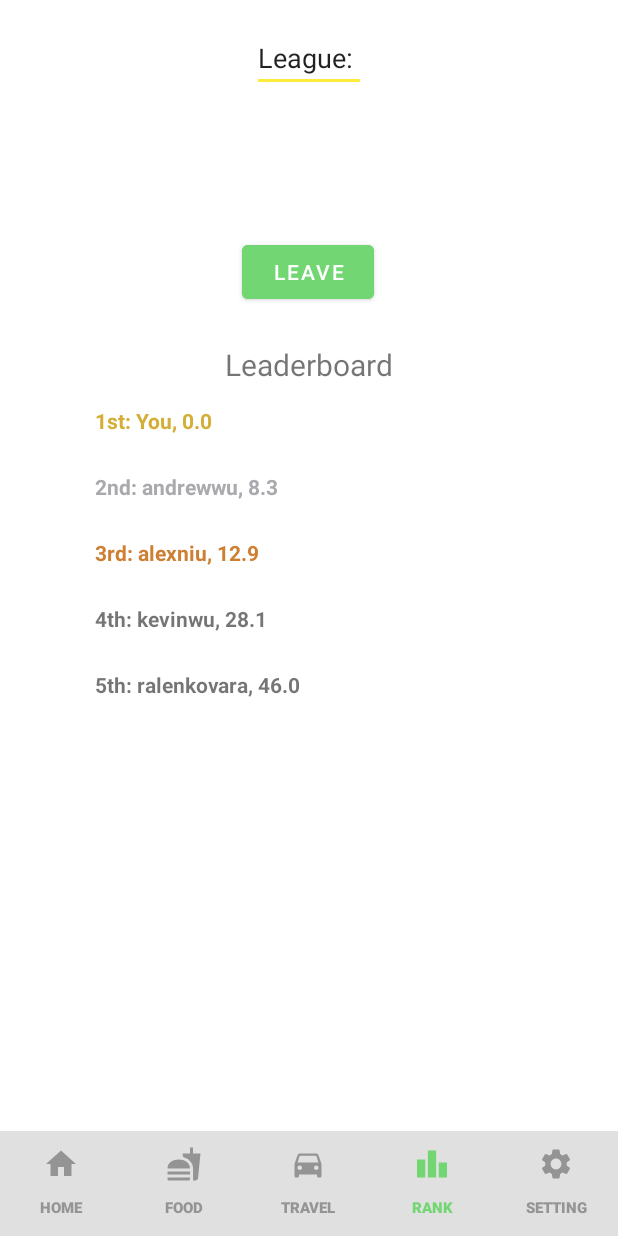
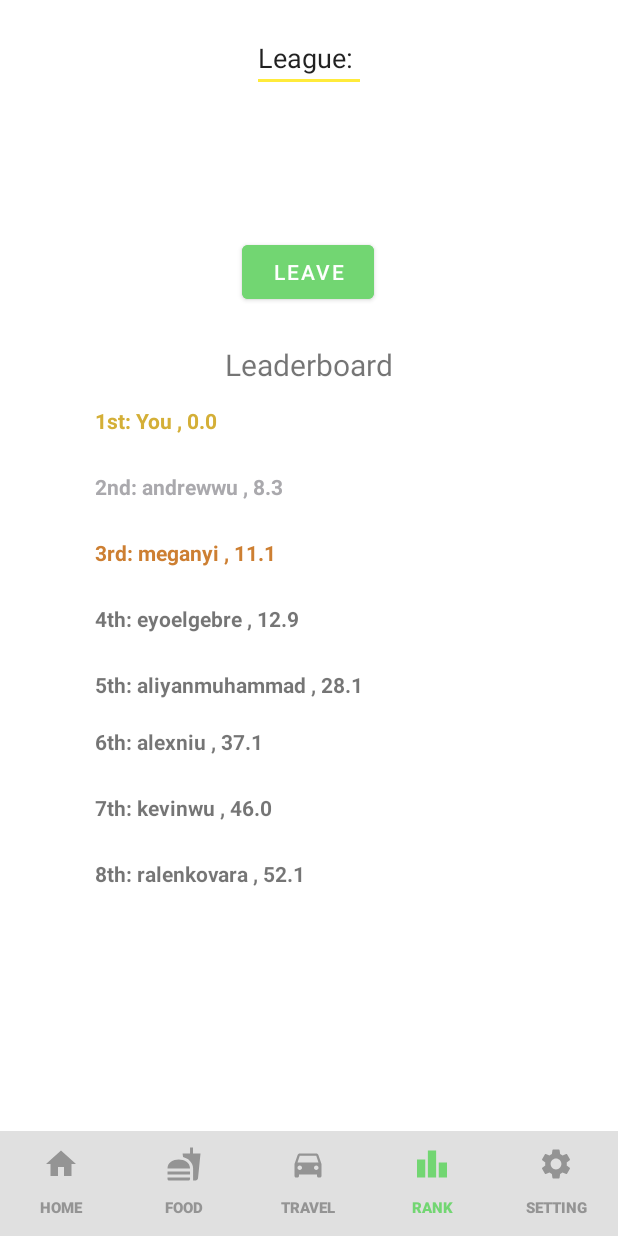
Before and after one commit to AlexNiu1/Carbon_E-Race, an Android app: the Leaderboard screen opened directly, with no data from a screen before it, after a tap on "START", on a phone screen of 412 x 824 dp. Run offline under Robolectric (Android 15) with nearby library versions, the phone set to English and light mode, and no system bars; Roboto replaces fonts that are not available here.

Commit message:
homescreen complete

```diff
--- a/app/src/main/java/com/example/carbone_raceapplication/Leaderboard.java
+++ b/app/src/main/java/com/example/carbone_raceapplication/Leaderboard.java
@@ -39,10 +39,16 @@ public class Leaderboard extends AppCompatActivity {
             ArrayList<Double> al = new ArrayList<>();
             ArrayList<String> arr = new ArrayList<>();
             al.add(8.3);
+            al.add(11.1);
             al.add(12.9);
             al.add(28.1);
+            al.add(37.1);
             al.add(46.0);
+            al.add(52.1);
             arr.add("andrewwu");
+            arr.add("meganyi");
+            arr.add("eyoelgebre");
+            arr.add("aliyanmuhammad");
             arr.add("alexniu");
             arr.add("kevinwu");
             arr.add("ralenkovara");
@@ -66,11 +72,17 @@ public class Leaderboard extends AppCompatActivity {
             TextView three = findViewById(R.id.thirdplace);
             TextView four = findViewById(R.id.fourthplace);
             TextView five = findViewById(R.id.fifthplace);
+            TextView six = findViewById(R.id.sixthplace);
+            TextView seven = findViewById(R.id.seventhplace);
+            TextView eight = findViewById(R.id.eighthplace);
             one.setText("1st: " + arr.get(0) + " , " + al.get(0));
             two.setText("2nd: " + arr.get(1) + " , " + al.get(1));
             three.setText("3rd: " + arr.get(2) + " , " + al.get(2));
             four.setText("4th: " + arr.get(3) + " , " + al.get(3));
             five.setText("5th: " + arr.get(4) + " , " + al.get(4));
+            six.setText("6th: " + arr.get(5) + " , " + al.get(5));
+            seven.setText("7th: " + arr.get(6) + " , " + al.get(6));
+            eight.setText("8th: " + arr.get(7) + " , " + al.get(7));
         }
         Button createleague = findViewById(R.id.createleague);
         createleague.setOnClickListener(new View.OnClickListener(){
@@ -99,10 +111,16 @@ public class Leaderboard extends AppCompatActivity {
                     ArrayList<Double> al = new ArrayList<>();
                     ArrayList<String> arr = new ArrayList<>();
                     al.add(8.3);
+                    al.add(11.1);
                     al.add(12.9);
                     al.add(28.1);
+                    al.add(37.1);
                     al.add(46.0);
+                    al.add(52.1);
                     arr.add("andrewwu");
+                    arr.add("meganyi");
+                    arr.add("eyoelgebre");
+                    arr.add("aliyanmuhammad");
                     arr.add("alexniu");
                     arr.add("kevinwu");
                     arr.add("ralenkovara");
@@ -126,11 +144,17 @@ public class Leaderboard extends AppCompatActivity {
                     TextView three = findViewById(R.id.thirdplace);
                     TextView four = findViewById(R.id.fourthplace);
                     TextView five = findViewById(R.id.fifthplace);
-                    one.setText("1st: " + arr.get(0) + ", " + al.get(0));
-                    two.setText("2nd: " + arr.get(1) + ", " + al.get(1));
-                    three.setText("3rd: " + arr.get(2) + ", " + al.get(2));
-                    four.setText("4th: " + arr.get(3) + ", " + al.get(3));
-                    five.setText("5th: " + arr.get(4) + ", " + al.get(4));
+                    TextView six = findViewById(R.id.sixthplace);
+                    TextView seven = findViewById(R.id.seventhplace);
+                    TextView eight = findViewById(R.id.eighthplace);
+                    one.setText("1st: " + arr.get(0) + " , " + al.get(0));
+                    two.setText("2nd: " + arr.get(1) + " , " + al.get(1));
+                    three.setText("3rd: " + arr.get(2) + " , " + al.get(2));
+                    four.setText("4th: " + arr.get(3) + " , " + al.get(3));
+                    five.setText("5th: " + arr.get(4) + " , " + al.get(4));
+                    six.setText("6th: " + arr.get(5) + " , " + al.get(5));
+                    seven.setText("7th: " + arr.get(6) + " , " + al.get(6));
+                    eight.setText("8th: " + arr.get(7) + " , " + al.get(7));
                 }
             }
         });
@@ -159,10 +183,16 @@ public class Leaderboard extends AppCompatActivity {
                     ArrayList<Double> al = new ArrayList<>();
                     ArrayList<String> arr = new ArrayList<>();
                     al.add(8.3);
+                    al.add(11.1);
                     al.add(12.9);
                     al.add(28.1);
+                    al.add(37.1);
                     al.add(46.0);
+                    al.add(52.1);
                     arr.add("andrewwu");
+                    arr.add("meganyi");
+                    arr.add("eyoelgebre");
+                    arr.add("aliyanmuhammad");
                     arr.add("alexniu");
                     arr.add("kevinwu");
                     arr.add("ralenkovara");
@@ -186,11 +216,17 @@ public class Leaderboard extends AppCompatActivity {
                     TextView three = findViewById(R.id.thirdplace);
                     TextView four = findViewById(R.id.fourthplace);
                     TextView five = findViewById(R.id.fifthplace);
-                    one.setText("1st: " + arr.get(0) + ", " + al.get(0));
-                    two.setText("2nd: " + arr.get(1) + ", " + al.get(1));
-                    three.setText("3rd: " + arr.get(2) + ", " + al.get(2));
-                    four.setText("4th: " + arr.get(3) + ", " + al.get(3));
-                    five.setText("5th: " + arr.get(4) + ", " + al.get(4));
+                    TextView six = findViewById(R.id.sixthplace);
+                    TextView seven = findViewById(R.id.seventhplace);
+                    TextView eight = findViewById(R.id.eighthplace);
+                    one.setText("1st: " + arr.get(0) + " , " + al.get(0));
+                    two.setText("2nd: " + arr.get(1) + " , " + al.get(1));
+                    three.setText("3rd: " + arr.get(2) + " , " + al.get(2));
+                    four.setText("4th: " + arr.get(3) + " , " + al.get(3));
+                    five.setText("5th: " + arr.get(4) + " , " + al.get(4));
+                    six.setText("6th: " + arr.get(5) + " , " + al.get(5));
+                    seven.setText("7th: " + arr.get(6) + " , " + al.get(6));
+                    eight.setText("8th: " + arr.get(7) + " , " + al.get(7));
                 }
             }
         });
@@ -215,11 +251,17 @@ public class Leaderboard extends AppCompatActivity {
                 TextView three = findViewById(R.id.thirdplace);
                 TextView four = findViewById(R.id.fourthplace);
                 TextView five = findViewById(R.id.fifthplace);
+                TextView six = findViewById(R.id.sixthplace);
+                TextView seven = findViewById(R.id.seventhplace);
+                TextView eight = findViewById(R.id.eighthplace);
                 one.setText("");
                 two.setText("");
                 three.setText("");
                 four.setText("");
                 five.setText("");
+                six.setText("");
+                seven.setText("");
+                eight.setText("");
             }
         });
         Button homebutton = findViewById(R.id.homeButton4);
--- a/app/src/main/res/layout/activity_leaderboard.xml
+++ b/app/src/main/res/layout/activity_leaderboard.xml
@@ -5,6 +5,39 @@
     android:layout_width="match_parent"
     android:layout_height="match_parent"
     tools:context=".Leaderboard">
+
+    <TextView
+        android:id="@+id/sixthplace"
+        android:layout_width="286dp"
+        android:layout_height="22dp"
+        android:layout_marginTop="60dp"
+        android:textStyle="bold"
+        app:layout_constraintEnd_toEndOf="parent"
+        app:layout_constraintHorizontal_bias="0.504"
+        app:layout_constraintStart_toStartOf="parent"
+        app:layout_constraintTop_toBottomOf="@+id/fourthplace" />
+
+    <TextView
+        android:id="@+id/seventhplace"
+        android:layout_width="286dp"
+        android:layout_height="22dp"
+        android:layout_marginTop="104dp"
+        android:textStyle="bold"
+        app:layout_constraintEnd_toEndOf="parent"
+        app:layout_constraintHorizontal_bias="0.504"
+        app:layout_constraintStart_toStartOf="parent"
+        app:layout_constraintTop_toBottomOf="@+id/fourthplace" />
+
+    <TextView
+        android:id="@+id/eighthplace"
+        android:layout_width="286dp"
+        android:layout_height="22dp"
+        android:layout_marginTop="148dp"
+        android:textStyle="bold"
+        app:layout_constraintEnd_toEndOf="parent"
+        app:layout_constraintHorizontal_bias="0.504"
+        app:layout_constraintStart_toStartOf="parent"
+        app:layout_constraintTop_toBottomOf="@+id/fourthplace" />
 
     <LinearLayout
         android:layout_width="match_parent"
```
